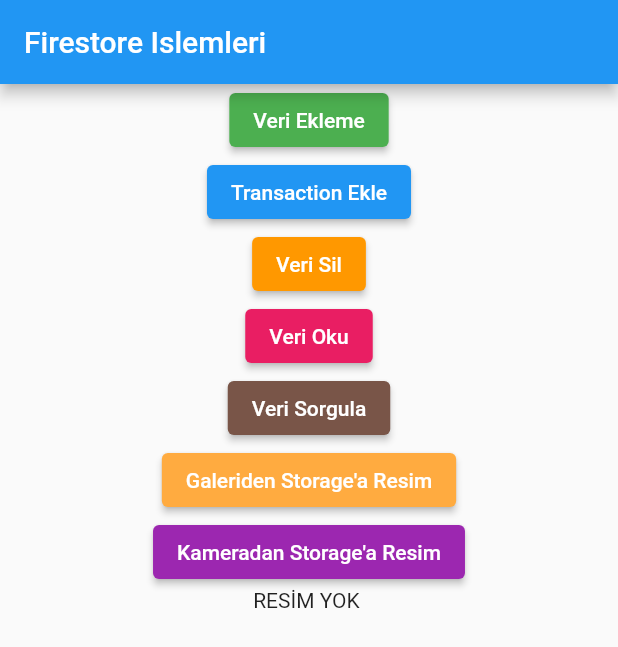
After one commit to Akaz10/flutter_firebase_authentication, a Flutter app: the screen it shows after launch, after a tap on "Veri Ekleme", on a phone screen of 412 x 824 dp. The commit adds this screen. Shown: the top 647 px of the screen. Run offline on Flutter 3.47's test engine with Material 2 defaults, Android fonts, the phone set to English and light mode, and no system bars; our stand-ins replace cloud_firestore, firebase_auth, firebase_core, firebase_storage, google_sign_in, image_picker; accounts and stored records are empty; network calls fail.

Commit message:
firestore and firestorage

```diff
--- /dev/null
+++ b/lib/fire_store_islemleri.dart
@@ -0,0 +1,285 @@
+import 'dart:io';
+import 'package:flutter/material.dart';
+import 'package:cloud_firestore/cloud_firestore.dart';
+import 'package:image_picker/image_picker.dart';
+import 'package:firebase_storage/firebase_storage.dart';
+
+
+class FireStoreIslemleri extends StatefulWidget {
+  const FireStoreIslemleri({Key key}) : super(key: key);
+
+  @override
+  _FireStoreIslemleriState createState() => _FireStoreIslemleriState();
+}
+
+class _FireStoreIslemleriState extends State<FireStoreIslemleri> {
+  final FirebaseFirestore _firestore = FirebaseFirestore.instance;
+  PickedFile _secilenResim;
+
+  @override
+  Widget build(BuildContext context) {
+    return Scaffold(
+      appBar: AppBar(
+        title: Text("Firestore Islemleri"),
+      ),
+      body: Center(
+        child: Column(
+          children: [
+            ElevatedButton(
+              onPressed: _veriEkle,
+              child: Text("Veri Ekleme"),
+              style: ElevatedButton.styleFrom(
+                primary: Colors.green,
+              ),
+            ),
+            ElevatedButton(
+              onPressed: _transactionEkle,
+              child: Text("Transaction Ekle"),
+              style: ElevatedButton.styleFrom(
+                primary: Colors.blue,
+              ),
+            ),
+            ElevatedButton(
+              onPressed: _veriSil,
+              child: Text("Veri Sil"),
+              style: ElevatedButton.styleFrom(
+                primary: Colors.orange,
+              ),
+            ),
+            ElevatedButton(
+              onPressed: _veriOku,
+              child: Text("Veri Oku"),
+              style: ElevatedButton.styleFrom(
+                primary: Colors.pink,
+              ),
+            ),
+            ElevatedButton(
+              onPressed: _veriSorgula,
+              child: Text("Veri Sorgula"),
+              style: ElevatedButton.styleFrom(
+                primary: Colors.brown,
+              ),
+            ),
+            ElevatedButton(
+              onPressed: _galeriResimUpload,
+              child: Text("Galeriden Storage'a Resim"),
+              style: ElevatedButton.styleFrom(
+                primary: Colors.orangeAccent,
+              ),
+            ),
+            ElevatedButton(
+              onPressed: _kameraResimUpload,
+              child: Text("Kameradan Storage'a Resim"),
+              style: ElevatedButton.styleFrom(
+                primary: Colors.purple,
+              ),
+            ),
+            Expanded(child: _secilenResim == null ? Text("RESİM YOK ") :
+              Image.file(File(_secilenResim.path)),)
+          ],
+        ),
+      ),
+    );
+  }
+
+  void _veriEkle() {
+    Map<String, dynamic> onurEkle = Map();
+    onurEkle['ad'] = "onur updated";
+    onurEkle['lisans_mezunu'] = true;
+    onurEkle['lisans_mezunu2'] = true;
+    onurEkle['lisans_mezunu3'] = true;
+    onurEkle['okul'] = true;
+    onurEkle['para'] = 900;
+
+    _firestore
+        .collection("users")
+        .doc("onur_ozdemir")
+        .set(onurEkle, SetOptions(merge: true))
+        .then((v) => debugPrint("onur eklendi"));
+
+    _firestore
+        .collection("users")
+        .doc("ali_ahmet")
+        .set({'ad': 'Ali', 'cinsiyet': 'erkek', 'para': 300}).whenComplete(
+            () => debugPrint("Ali eklendi"));
+
+    _firestore.doc("/users/ayse").set({'ad': 'ayse'});
+
+    _firestore.collection("users").add({
+      'ad': 'can',
+      'yas': 35,
+    });
+
+    String yeniKullaniciID = _firestore
+        .collection("users")
+        .doc()
+        .id;
+    debugPrint("yeni doc id: $yeniKullaniciID");
+
+    _firestore
+        .doc("users/$yeniKullaniciID")
+        .set({'yas': 30, 'userID': '$yeniKullaniciID'});
+
+    _firestore.doc("users/onur_ozdemir").update({
+      'okul': false,
+      'yas': 23,
+      'eklenme': FieldValue.serverTimestamp(),
+      'beğeni sayisi': FieldValue.increment(10)
+    }).then((value) {
+      debugPrint("Onur güncellendi");
+    });
+  }
+
+  void _transactionEkle() {
+    final DocumentReference onurRef = _firestore.doc("users/onur_ozdemir");
+
+    _firestore.runTransaction((transaction) async {
+      DocumentSnapshot onurData = await onurRef.get();
+
+      if (onurData.exists) {
+        var onurunParasi = onurData.data()['para'];
+
+        if (onurData.data()['para'] > 100) {
+          await transaction.update(onurRef, {'para': onurunParasi - 100});
+          await transaction.update(_firestore.doc("users/ali_ahmet"),
+              {'para': FieldValue.increment(100)});
+        } else {
+          debugPrint("Yetersiz Bakiye");
+        }
+      } else {
+        debugPrint("Onur dökümanı yok");
+      }
+    });
+  }
+
+  void _veriSil() {
+    _firestore.doc("users/ayse").delete().then((value) {
+      debugPrint("ayse silindi");
+    }).catchError((e) => debugPrint("Silerken hata çıktı" + e.toString()));
+
+    _firestore
+        .doc("users/ali_ahmet")
+        .update({'cinsiyet': FieldValue.delete()}).then((value) {
+      debugPrint("cinsiyet silindi ");
+    }).catchError((e) => debugPrint("Silerken hata çıktı" + e.toString()));
+  }
+
+  Future _veriOku() async {
+    //tek bir dökünmanın okunması
+    DocumentSnapshot documentSnapshot =
+    await _firestore.doc("users/onur_ozdemir").get();
+    debugPrint("Döküman id:" + documentSnapshot.id);
+    debugPrint("Döküman var mı: " + documentSnapshot.exists.toString());
+    debugPrint("Döküman stringi: " + documentSnapshot.toString());
+    debugPrint("Bekleyen yazma var mı:" +
+        documentSnapshot.metadata.hasPendingWrites.toString());
+    debugPrint("Cacheden mi geldi:" +
+        documentSnapshot.metadata.isFromCache.toString());
+    debugPrint("--: " + documentSnapshot.data().toString());
+    debugPrint("Ad: " + documentSnapshot.data()['ad']);
+    debugPrint("Para: " + documentSnapshot.data()['para'].toString());
+    documentSnapshot.data().forEach((key, value) {
+      debugPrint("key : $key deger : $value");
+    });
+
+    //koleksiyonun okunması
+    _firestore.collection("users").get().then((querySnapshots) {
+      debugPrint("user koleksiyonundaki eleman sayısı" +
+          querySnapshots.docs.length.toString());
+
+      for (int i = 0; i < querySnapshots.docs.length; i++) {
+        debugPrint(querySnapshots.docs[i].data().toString());
+      }
+      //anlık değişikliklerin dinlenmesi
+      var ref = _firestore.collection("users").doc("onur_ozdemir");
+      ref.snapshots().listen((degisenVeri) {
+        debugPrint("anlık" + degisenVeri.data().toString());
+      });
+
+      _firestore.collection("users").snapshots().listen((snap) {
+        debugPrint(snap.docs.length.toString());
+      });
+    });
+  }
+
+  Future<void> _veriSorgula() async {
+    var dokumanlar = await _firestore
+        .collection("users")
+        .where("email", isEqualTo: 'ali@ahmet.com')
+        .get();
+    for (var dokuman in dokumanlar.docs) {
+      debugPrint(dokuman.data().toString());
+    }
+//limitli okuma
+    var limitliGetir = await _firestore.collection("users").limit(2).get();
+    for (var dokuman in limitliGetir.docs) {
+      debugPrint("Limiyli getirilenler" + dokuman.data().toString());
+    }
+
+    var diziSorgula = await _firestore
+        .collection("users")
+        .where("dizi", arrayContains: 'breaking bad')
+        .get();
+    for (var dokuman in diziSorgula.docs) {
+      debugPrint("Dizi şartı ile getirenler" + dokuman.data().toString());
+    }
+
+    var stringSorgula = await _firestore.collection("users")
+        .orderBy("email")
+        .get();
+    for (var dokuman in stringSorgula.docs) {
+      debugPrint("String Sorgu ile gelenler" + dokuman.data().toString());
+    }
+
+    _firestore.collection("users").doc("onur_ozdemir").get().then((docSnap) {
+      debugPrint("onurun verileri" + docSnap.data().toString());
+
+      _firestore.collection("users").orderBy("begeni").startAt([
+          docSnap.data()['begeni']]).get().then((querySnap) {
+        if (querySnap.docs.length > 0) {
+          for (var bb in querySnap.docs) {
+            debugPrint(
+                "onurun beğenisinden fazla olan user" + bb.data().toString());
+          }
+        }
+      });
+    });
+  }
+
+  Future<void> _galeriResimUpload() async {
+
+    var resim = await ImagePicker().getImage(source: ImageSource.gallery);
+    setState(() {
+      _secilenResim = resim ;
+    });
+    var ref = FirebaseStorage.instance
+        .ref()
+        .child("user")
+        .child("emre")
+        .child("profil.png");
+    var uploadTask = await ref.putFile(File(_secilenResim.path));
+
+    var url = await (await ref.getDownloadURL()).toString();
+    debugPrint("upload edilen resmin urlsi: "+url);
+
+
+  }
+
+  Future<void> _kameraResimUpload() async {
+
+    var resim = await ImagePicker().getImage(source: ImageSource.camera);
+    setState(() {
+      _secilenResim = resim ;
+    });
+
+    var ref = FirebaseStorage.instance
+        .ref()
+        .child("user")
+        .child("hasan")
+        .child("profil.png");
+    var uploadTask = await ref.putFile(File(_secilenResim.path));
+
+    var url = await (await ref.getDownloadURL()).toString();
+    debugPrint("upload edilen resmin urlsi: "+url);
+  }
+}
--- a/lib/login_islemleri.dart
+++ b/lib/login_islemleri.dart
@@ -109,7 +109,7 @@ class _LoginIslemleriState extends State<LoginIslemleri> {
 
   void _emailSifreKullaniciGirisYap() async {
     String _email = "g.onur.ozdemir@gmail.com";
-    String _password = "password2";
+    String _password = "deneme";
 
     try {
       if (_auth.currentUser == null) {
--- a/lib/main.dart
+++ b/lib/main.dart
@@ -1,5 +1,6 @@
 import 'package:firebase_core/firebase_core.dart';
 import 'package:flutter/material.dart';
+import 'package:flutter_firebase/fire_store_islemleri.dart';
 import 'package:flutter_firebase/login_islemleri.dart';
 
 void main() {
@@ -48,7 +49,7 @@ class _AppState extends State<App> {
 
         // Once complete, show your application
         if (snapshot.connectionState == ConnectionState.done) {
-          return LoginIslemleri();
+          return FireStoreIslemleri();
         }
 
         // Otherwise, show something whilst waiting for initialization to complete
--- a/pubspec.yaml
+++ b/pubspec.yaml
@@ -26,6 +26,9 @@ dependencies:
   firebase_core: "0.7.0"
   firebase_auth: "^0.20.1"
   google_sign_in: "^4.5.1"
+  cloud_firestore: "^0.16.0+1"
+  firebase_storage: ^7.0.0
+  image_picker: ^0.6.7+22
 
 
   # The following adds the Cupertino Icons font to your application.
```
Also changed, not shown: pubspec.lock.
